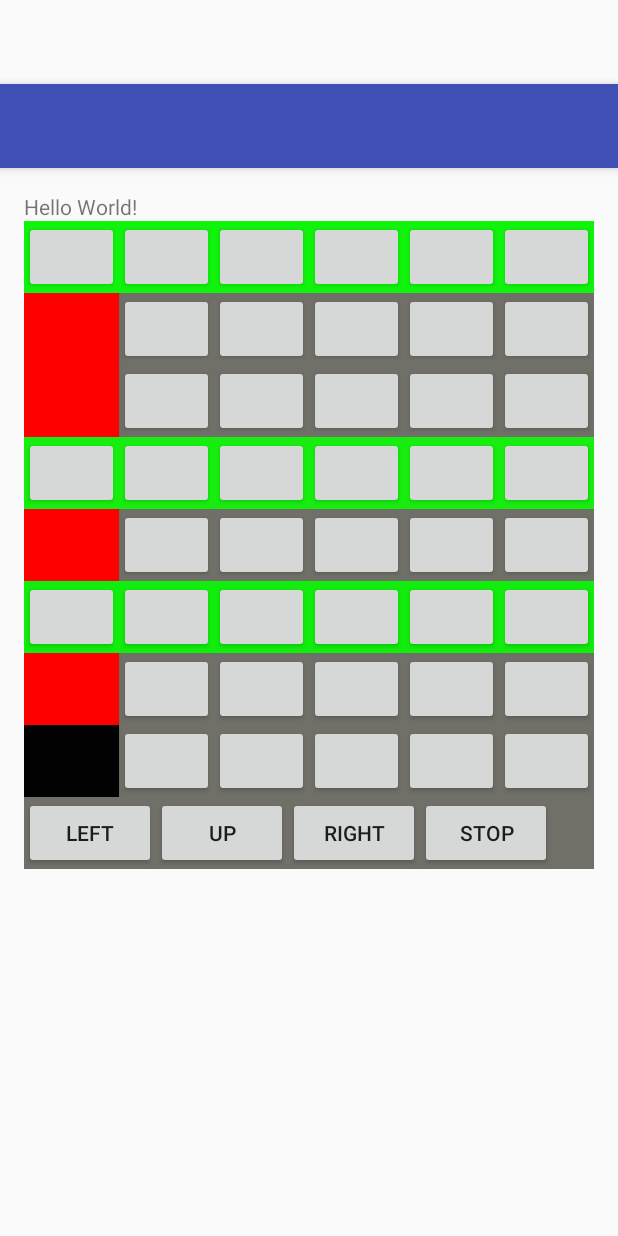
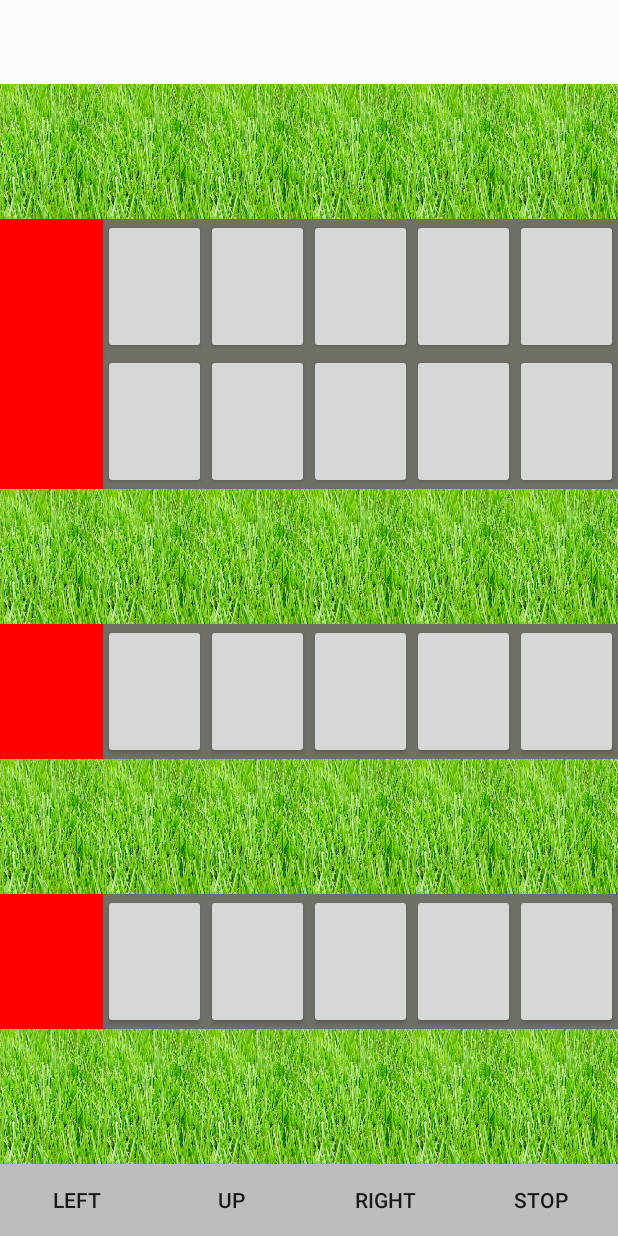
Before and after one commit to EricSyu/Cross_Road, an Android app: the layout activity_main.xml on its own in the app's theme, with its tools: preview values and no code run, on a phone screen of 412 x 824 dp. Run offline under Robolectric (Android 15) with nearby library versions, the phone set to English and light mode, and no system bars.

Commit message:
add picture and modify layout

```diff
--- a/app/src/main/java/com/example/shimao/crossroad/MainActivity.java
+++ b/app/src/main/java/com/example/shimao/crossroad/MainActivity.java
@@ -70,8 +70,6 @@ public class MainActivity extends AppCompatActivity {
     protected void onCreate(Bundle savedInstanceState) {
         super.onCreate(savedInstanceState);
         setContentView(R.layout.activity_main);
-        Toolbar toolbar = (Toolbar) findViewById(R.id.toolbar);
-        setSupportActionBar(toolbar);
 
         leftB = (Button)findViewById(R.id.left);
         leftB.setOnClickListener(leftListener);
@@ -204,13 +202,17 @@ public class MainActivity extends AppCompatActivity {
         for (int i = 0; i<8; i++){
             for (int j = 0; j<6; j++){
                 if (stat[i][j] == 2){
-                    buttons[i][j].setBackgroundColor(Color.RED);
+                    if(i==1) buttons[i][j].setBackground(getResources().getDrawable(R.drawable.car1));
+                    if(i==2) buttons[i][j].setBackground(getResources().getDrawable(R.drawable.car2));
+                    if(i==4) buttons[i][j].setBackground(getResources().getDrawable(R.drawable.car3));
+                    if(i==6) buttons[i][j].setBackground(getResources().getDrawable(R.drawable.car4));
                 }else if (stat[i][j] == 1){
-                    buttons[i][j].setBackgroundColor(Color.GRAY);
+                    buttons[i][j].setBackground(getResources().getDrawable(R.drawable.road));
                 }else if (stat[i][j] == 3){
-                    buttons[i][j].setBackgroundColor(Color.BLACK);
+                    if(i==0 || i==3 || i==5 || i==7) buttons[i][j].setBackground(getResources().getDrawable(R.drawable.frog_on_grass));
+                    if(i==1 || i==2 || i==4 || i==6) buttons[i][j].setBackground(getResources().getDrawable(R.drawable.frog_on_road));
                 }else if (stat[i][j] == 0){
-                    buttons[i][j].setBackgroundColor(Color.GREEN);
+                    buttons[i][j].setBackground(getResources().getDrawable(R.drawable.grass));
                 }
             }
         }
@@ -245,7 +247,7 @@ public class MainActivity extends AppCompatActivity {
     CountDownTimer timer = new CountDownTimer(30000,1000) {
         @Override
         public void onTick(long millisUntilFinished) {
-            time.setText(millisUntilFinished+" s");
+            //time.setText(millisUntilFinished+" s");
         }
 
         @Override
--- a/app/src/main/res/layout/activity_main.xml
+++ b/app/src/main/res/layout/activity_main.xml
@@ -12,13 +12,6 @@
         android:layout_height="wrap_content"
         android:theme="@style/AppTheme.AppBarOverlay">
 
-        <android.support.v7.widget.Toolbar
-            android:id="@+id/toolbar"
-            android:layout_width="match_parent"
-            android:layout_height="?attr/actionBarSize"
-            android:background="?attr/colorPrimary"
-            app:popupTheme="@style/AppTheme.PopupOverlay" />
-
     </android.support.design.widget.AppBarLayout>
 
     <include layout="@layout/content_main" />
--- a/app/src/main/res/layout/content_main.xml
+++ b/app/src/main/res/layout/content_main.xml
@@ -1,29 +1,20 @@
 <?xml version="1.0" encoding="utf-8"?>
-<RelativeLayout xmlns:android="http://schemas.android.com/apk/res/android"
+<LinearLayout xmlns:android="http://schemas.android.com/apk/res/android"
     xmlns:app="http://schemas.android.com/apk/res-auto"
     xmlns:tools="http://schemas.android.com/tools"
     android:layout_width="match_parent"
     android:layout_height="match_parent"
-    android:paddingBottom="@dimen/activity_vertical_margin"
-    android:paddingLeft="@dimen/activity_horizontal_margin"
-    android:paddingRight="@dimen/activity_horizontal_margin"
-    android:paddingTop="@dimen/activity_vertical_margin"
     app:layout_behavior="@string/appbar_scrolling_view_behavior"
     tools:context="com.example.shimao.crossroad.MainActivity"
-    tools:showIn="@layout/activity_main">
-
-    <TextView
-        android:layout_width="wrap_content"
-        android:layout_height="wrap_content"
-        android:id="@+id/time"
-        android:text="Hello World!" />
+    tools:showIn="@layout/activity_main"
+    android:orientation="vertical">
 
     <LinearLayout
         android:orientation="vertical"
         android:layout_below="@+id/time"
         android:gravity="center_vertical"
         android:layout_width="match_parent"
-        android:layout_height="wrap_content"
+        android:layout_height="match_parent"
         android:id="@+id/map"
         android:background="#f96d6c65">
 
@@ -38,37 +29,43 @@
                 android:layout_width="0dp"
                 android:layout_height="match_parent"
                 android:id="@+id/button00"
-                android:layout_weight="1" />
+                android:layout_weight="1"
+                android:background="@drawable/grass" />
 
             <Button
                 android:layout_width="0dp"
                 android:layout_height="match_parent"
                 android:id="@+id/button01"
-                android:layout_weight="1" />
+                android:layout_weight="1"
+                android:background="@drawable/grass" />
 
             <Button
                 android:layout_width="0dp"
                 android:layout_height="match_parent"
                 android:id="@+id/button02"
-                android:layout_weight="1" />
+                android:layout_weight="1"
+                android:background="@drawable/grass" />
 
             <Button
                 android:layout_width="0dp"
                 android:layout_height="match_parent"
                 android:id="@+id/button03"
-                android:layout_weight="1" />
+                android:layout_weight="1"
+                android:background="@drawable/grass" />
 
             <Button
                 android:layout_width="0dp"
                 android:layout_height="match_parent"
                 android:id="@+id/button04"
-                android:layout_weight="1" />
+                android:layout_weight="1"
+                android:background="@drawable/grass" />
 
             <Button
                 android:layout_width="0dp"
                 android:layout_height="match_parent"
                 android:id="@+id/button05"
-                android:layout_weight="1" />
+                android:layout_weight="1"
+                android:background="@drawable/grass" />
 
         </LinearLayout>
 
@@ -173,37 +170,43 @@
                 android:layout_width="0dp"
                 android:layout_height="match_parent"
                 android:id="@+id/button30"
-                android:layout_weight="1" />
+                android:layout_weight="1"
+                android:background="@drawable/grass" />
 
             <Button
                 android:layout_width="0dp"
                 android:layout_height="match_parent"
                 android:id="@+id/button31"
-                android:layout_weight="1" />
+                android:layout_weight="1"
+                android:background="@drawable/grass" />
 
             <Button
                 android:layout_width="0dp"
                 android:layout_height="match_parent"
                 android:id="@+id/button32"
-                android:layout_weight="1" />
+                android:layout_weight="1"
+                android:background="@drawable/grass" />
 
             <Button
                 android:layout_width="0dp"
                 android:layout_height="match_parent"
                 android:id="@+id/button33"
-                android:layout_weight="1" />
+                android:layout_weight="1"
+                android:background="@drawable/grass" />
 
             <Button
                 android:layout_width="0dp"
                 android:layout_height="match_parent"
                 android:id="@+id/button34"
-                android:layout_weight="1" />
+                android:layout_weight="1"
+                android:background="@drawable/grass" />
 
             <Button
                 android:layout_width="0dp"
                 android:layout_height="match_parent"
                 android:id="@+id/button35"
-                android:layout_weight="1" />
+                android:layout_weight="1"
+                android:background="@drawable/grass" />
 
         </LinearLayout>
 
@@ -263,37 +266,43 @@
                 android:layout_width="0dp"
                 android:layout_height="match_parent"
                 android:id="@+id/button50"
-                android:layout_weight="1" />
+                android:layout_weight="1"
+                android:background="@drawable/grass" />
 
             <Button
                 android:layout_width="0dp"
                 android:layout_height="match_parent"
                 android:id="@+id/button51"
-                android:layout_weight="1" />
+                android:layout_weight="1"
+                android:background="@drawable/grass" />
 
             <Button
                 android:layout_width="0dp"
                 android:layout_height="match_parent"
                 android:id="@+id/button52"
-                android:layout_weight="1" />
+                android:layout_weight="1"
+                android:background="@drawable/grass" />
 
             <Button
                 android:layout_width="0dp"
                 android:layout_height="match_parent"
                 android:id="@+id/button53"
-                android:layout_weight="1" />
+                android:layout_weight="1"
+                android:background="@drawable/grass" />
 
             <Button
                 android:layout_width="0dp"
                 android:layout_height="match_parent"
                 android:id="@+id/button54"
-                android:layout_weight="1" />
+                android:layout_weight="1"
+                android:background="@drawable/grass" />
 
             <Button
                 android:layout_width="0dp"
                 android:layout_height="match_parent"
                 android:id="@+id/button55"
-                android:layout_weight="1" />
+                android:layout_weight="1"
+                android:background="@drawable/grass" />
 
         </LinearLayout>
 
@@ -352,38 +361,43 @@
                 android:layout_width="0dp"
                 android:layout_height="match_parent"
                 android:id="@+id/button70"
-                android:background="#020202"
+                android:background="@drawable/grass"
                 android:layout_weight="1" />
 
             <Button
                 android:layout_width="0dp"
                 android:layout_height="match_parent"
                 android:id="@+id/button71"
-                android:layout_weight="1" />
+                android:layout_weight="1"
+                android:background="@drawable/grass" />
 
             <Button
                 android:layout_width="0dp"
                 android:layout_height="match_parent"
                 android:id="@+id/button72"
-                android:layout_weight="1" />
+                android:layout_weight="1"
+                android:background="@drawable/grass" />
 
             <Button
                 android:layout_width="0dp"
                 android:layout_height="match_parent"
                 android:id="@+id/button73"
-                android:layout_weight="1" />
+                android:layout_weight="1"
+                android:background="@drawable/grass" />
 
             <Button
                 android:layout_width="0dp"
                 android:layout_height="match_parent"
                 android:id="@+id/button74"
-                android:layout_weight="1" />
+                android:layout_weight="1"
+                android:background="@drawable/grass" />
 
             <Button
                 android:layout_width="0dp"
                 android:layout_height="match_parent"
                 android:id="@+id/button75"
-                android:layout_weight="1" />
+                android:layout_weight="1"
+                android:background="@drawable/grass" />
 
         </LinearLayout>
 
@@ -393,57 +407,41 @@
             android:layout_below="@+id/map"
             android:orientation="horizontal">
 
-            <LinearLayout
-                android:orientation="vertical"
+            <Button
                 android:layout_width="wrap_content"
-                android:layout_height="wrap_content">
+                android:layout_height="wrap_content"
+                android:id="@+id/left"
+                android:text="left"
+                android:layout_weight="1"
+                android:background="#bdbdbd" />
 
             <Button
-                    android:layout_width="match_parent"
+                android:layout_width="wrap_content"
                 android:layout_height="wrap_content"
-                    android:id="@+id/left"
-                    android:text="left" />
-            </LinearLayout>
-
-            <LinearLayout
-                android:orientation="vertical"
-                android:layout_width="wrap_content"
-                android:layout_height="wrap_content">
+                android:id="@+id/up"
+                android:text="up"
+                android:layout_weight="1"
+                android:background="#bdbdbd" />
 
             <Button
-                    android:layout_width="match_parent"
+                android:layout_width="wrap_content"
                 android:layout_height="wrap_content"
-                    android:id="@+id/up"
-                    android:text="up" />
-            </LinearLayout>
-
-            <LinearLayout
-                android:orientation="vertical"
-                android:layout_width="wrap_content"
-                android:layout_height="wrap_content">
+                android:id="@+id/right"
+                android:text="right"
+                android:layout_weight="1"
+                android:background="#bdbdbd" />
 
             <Button
-                    android:layout_width="match_parent"
-                    android:layout_height="wrap_content"
-                    android:id="@+id/right"
-                    android:text="right" />
-            </LinearLayout>
-
-            <LinearLayout
-                android:orientation="vertical"
                 android:layout_width="wrap_content"
-                android:layout_height="wrap_content">
-
-                <Button
-                    android:layout_width="match_parent"
                 android:layout_height="wrap_content"
                 android:id="@+id/stop"
-                    android:text="stop" />
-            </LinearLayout>
+                android:text="stop"
+                android:layout_weight="1"
+                android:background="#bdbdbd" />
 
 
         </LinearLayout>
 
     </LinearLayout>
 
-</RelativeLayout>
+</LinearLayout>
--- a/app/src/main/res/values/colors.xml
+++ b/app/src/main/res/values/colors.xml
@@ -1,6 +1,8 @@
 <?xml version="1.0" encoding="utf-8"?>
 <resources>
     <color name="colorPrimary">#3F51B5</color>
-    <color name="colorPrimaryDark">#303F9F</color>
+    <color name="colorPrimaryDark">#58a93f</color>
     <color name="colorAccent">#FF4081</color>
+
+    <color name="frog_bg">#00ffffff</color>
 </resources>
```
Also changed, not shown: app/src/main/res/drawable/car1.jpg (added), app/src/main/res/drawable/car2.jpg (added), app/src/main/res/drawable/car3.jpg (added), app/src/main/res/drawable/car4.jpg (added), app/src/main/res/drawable/frog.jpg (added), app/src/main/res/drawable/frog_on_grass.jpg (added), app/src/main/res/drawable/frog_on_road.jpg (added), app/src/main/res/drawable/grass.jpg (added), app/src/main/res/drawable/road.jpg (added), settings.gradle (line endings or trailing spaces). Lines whose indentation alone changed are shown as unchanged.
